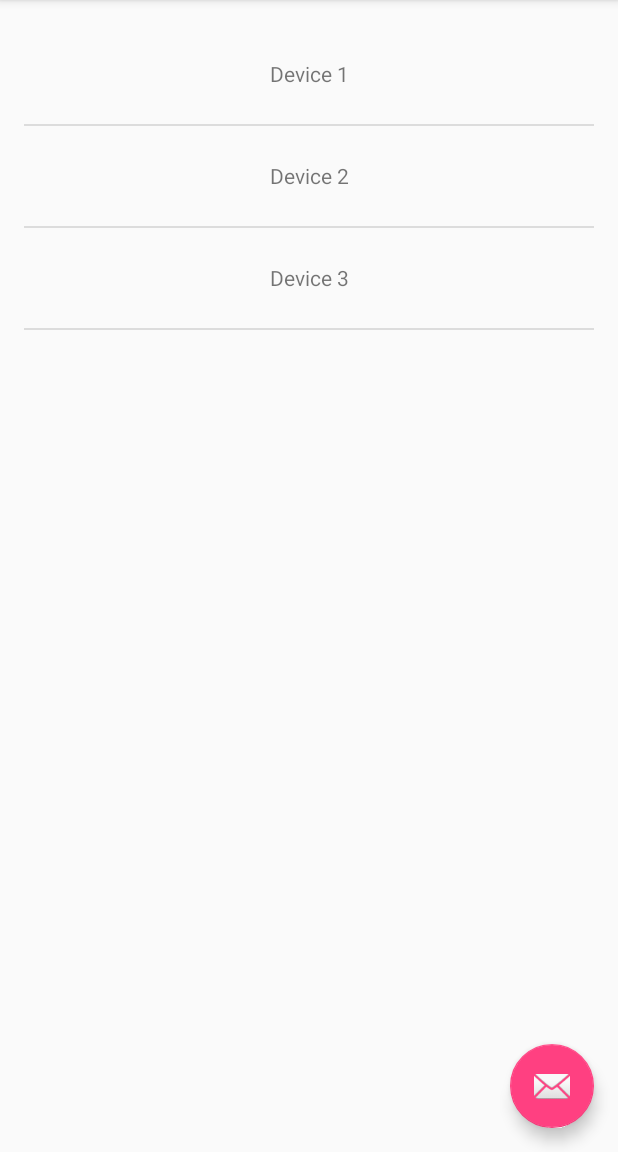
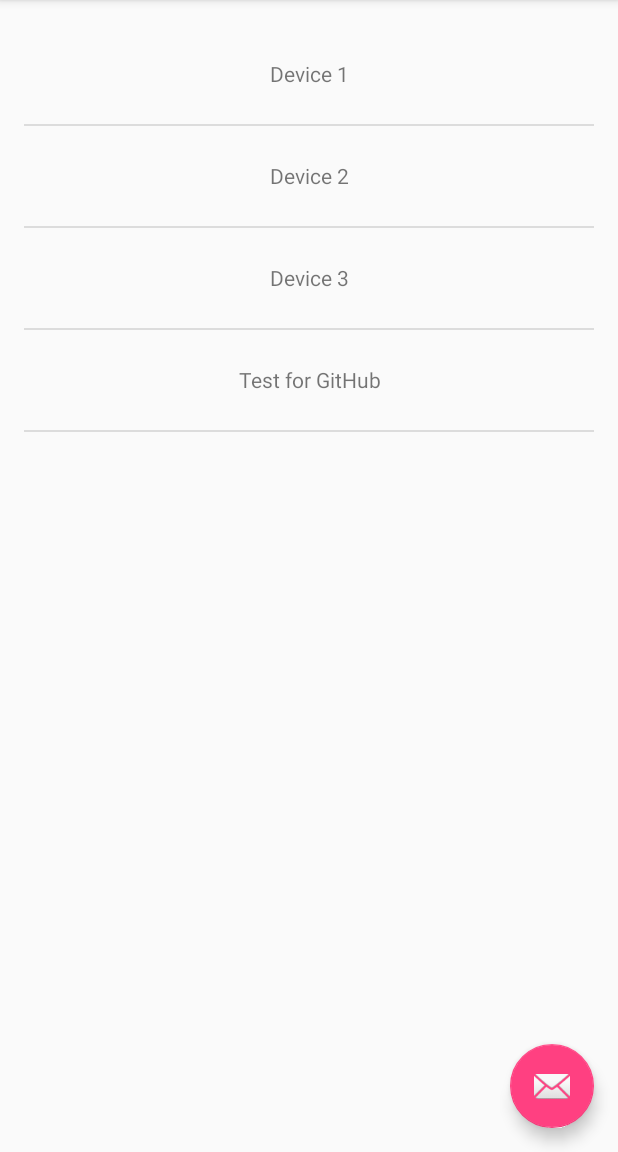
Before and after one commit to heibaifu/MQTT-Patterns, an Android app: the screen it shows after launch (MainActivity), on a phone screen of 412 x 824 dp, the part 84-1236 px from its top. Run offline under Robolectric (Android 15) with nearby library versions, the phone set to English and light mode, and no system bars.

Commit message:
Test for GitHub
test

```diff
--- a/app/src/main/java/com/patterns/io/thingsflow/DevicesFragment.java
+++ b/app/src/main/java/com/patterns/io/thingsflow/DevicesFragment.java
@@ -39,7 +39,8 @@ public class DevicesFragment extends Fragment {
         String[] arrayStrings = {
                 "Device 1",
                 "Device 2",
-                "Device 3"
+                "Device 3",
+                "Test for GitHub"
         };
 
         List<String> devices = new ArrayList<String>(Arrays.asList(arrayStrings));
```
